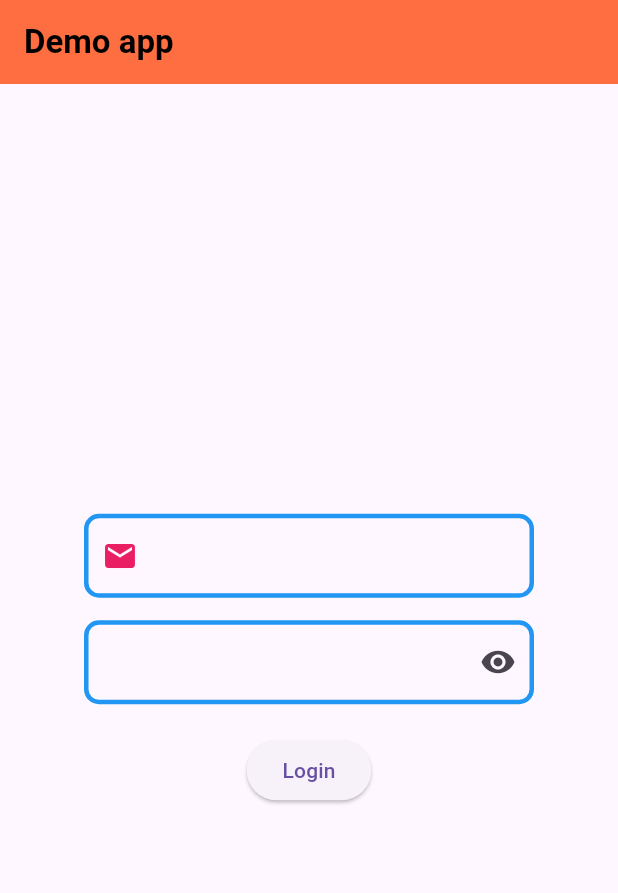
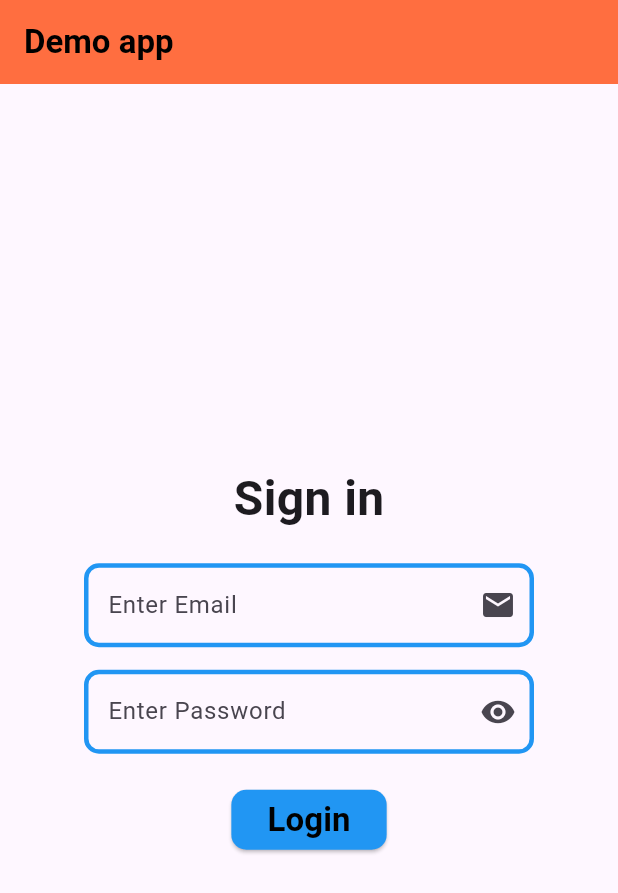
Before and after one commit to akashm936/practiceapp1, a Flutter app: the screen it shows after launch, after a tap on "Login", on a phone screen of 412 x 824 dp. Shown: the top 893 px of the screen. Run offline on Flutter 3.47's test engine with Material 3 defaults, Android fonts, the phone set to English and light mode, and no system bars.

Commit message:
New Sign In Form is Created using the Text, Textfield, EleveatedButton Widgets

```diff
--- a/lib/main.dart
+++ b/lib/main.dart
@@ -39,9 +39,12 @@ class _MyAppState extends State<MyApp> {
             child: Column(
               mainAxisAlignment: MainAxisAlignment.center,
               children: [
+                Text("Sign in",style: TextStyle(fontSize: 32, fontWeight: FontWeight.bold),),
+                Container(height: 20,),
                 TextField(
                   controller: emailText,
                   decoration: InputDecoration(
+                    hintText: "Enter Email",
                     focusedBorder: OutlineInputBorder(
                       borderRadius: BorderRadius.circular(10),
                       borderSide: BorderSide(
@@ -67,20 +70,22 @@ class _MyAppState extends State<MyApp> {
                         style: BorderStyle.solid
                       )
                     ),
-                    prefixIcon: Icon(Icons.email),prefixIconColor: Colors.pink,
+                    suffixIcon: Icon(Icons.email),prefixIconColor: Colors.pink,
                   ),
                 ),
                 Container(height: 15,),
                 TextField(
                   controller: passText,
+                  obscureText: true,
+                  // obscuringCharacter: '*',
                   decoration: InputDecoration(
+                    hintText: "Enter Password",
                       focusedBorder: OutlineInputBorder(
                         borderRadius: BorderRadius.circular(10),
                         borderSide: BorderSide(
                             color: Colors.pink,
                             width: 3,
                             style: BorderStyle.solid
-
                         ),
                       ),
                       enabledBorder: OutlineInputBorder(
@@ -99,12 +104,27 @@ class _MyAppState extends State<MyApp> {
                               style: BorderStyle.solid
                           )
                       ),
-                    suffixIcon: IconButton(onPressed: (){}, icon: Icon(Icons.remove_red_eye))
+                    suffixIcon: IconButton(onPressed: (){}, icon: Icon(Icons.remove_red_eye)),
+
                   ),
+
 
                 ),
                 Container(height: 20,),
-                ElevatedButton(onPressed: (){}, child: Text("Login"),)
+                ElevatedButton(
+                  style: ElevatedButton.styleFrom(
+                    // shape: StadiumBorder(),
+                    shape: RoundedRectangleBorder(
+                      borderRadius: BorderRadius.circular(10),
+                    ),
+                    shadowColor: Colors.black,
+                    backgroundColor: Colors.blue,
+                  ),
+                  onPressed: (){
+                  String uEmail = emailText.text.toString();
+                  String uPass = passText.text.toString();
+                  print("Email : $uEmail, Password :  $uPass" );
+                }, child: Text("Login",style: TextStyle(color: Colors.black, fontWeight: FontWeight.bold, fontSize: 22),),),
               ],
             ),
           ),
```
